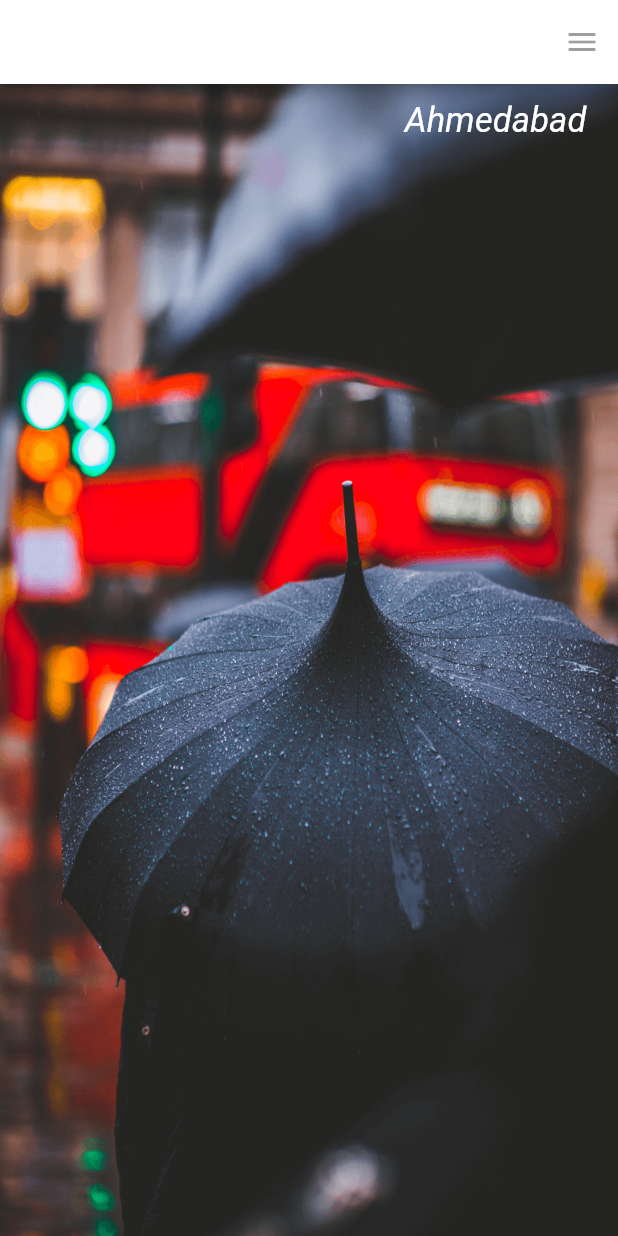
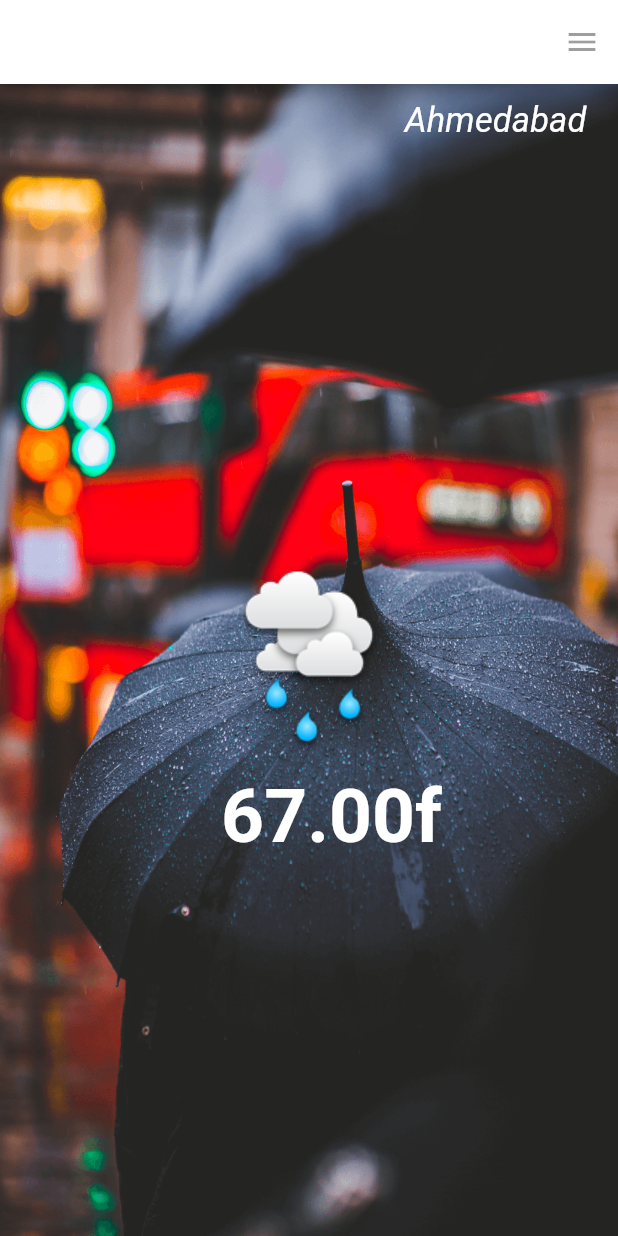
Before and after one commit to dhruvinprajapati/klimatic-flutter, a Flutter app: the screen it shows after launch, on a phone screen of 412 x 824 dp. Run offline on Flutter 3.47's test engine with Material 2 defaults, Android fonts, the phone set to English and light mode, and no system bars.

```diff
--- a/lib/ui/klimatic.dart
+++ b/lib/ui/klimatic.dart
@@ -39,6 +39,15 @@ class _KlimaticState extends State<Klimatic> {
             child: new Text("Ahmedabad",
               style: cityStyle(),
             ),
+          ),
+          new Container(
+            alignment: Alignment.center,
+            child: new Image.asset('images/light_rain.png'),
+          ),
+          new Container(
+            alignment: Alignment.center,
+            margin: const EdgeInsets.fromLTRB(30, 210, 0,0),
+            child: new Text("67.00f",style: tempStyle(),),
           )
         ],
       ),
@@ -53,3 +62,11 @@ TextStyle cityStyle(){
     fontStyle: FontStyle.italic
   );
 }
+TextStyle tempStyle(){
+  return new TextStyle(
+    color: Colors.white,
+    fontStyle: FontStyle.normal,
+    fontWeight: FontWeight.bold,
+    fontSize: 50
+  );
+}
```
